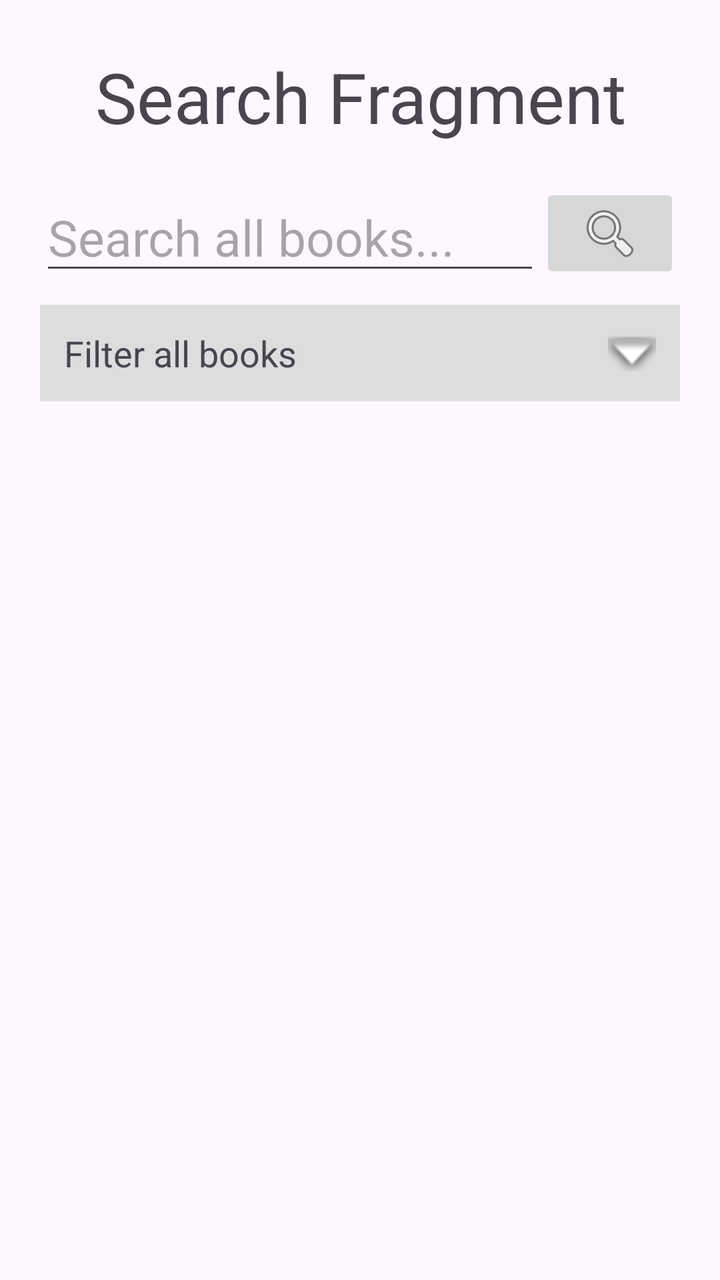
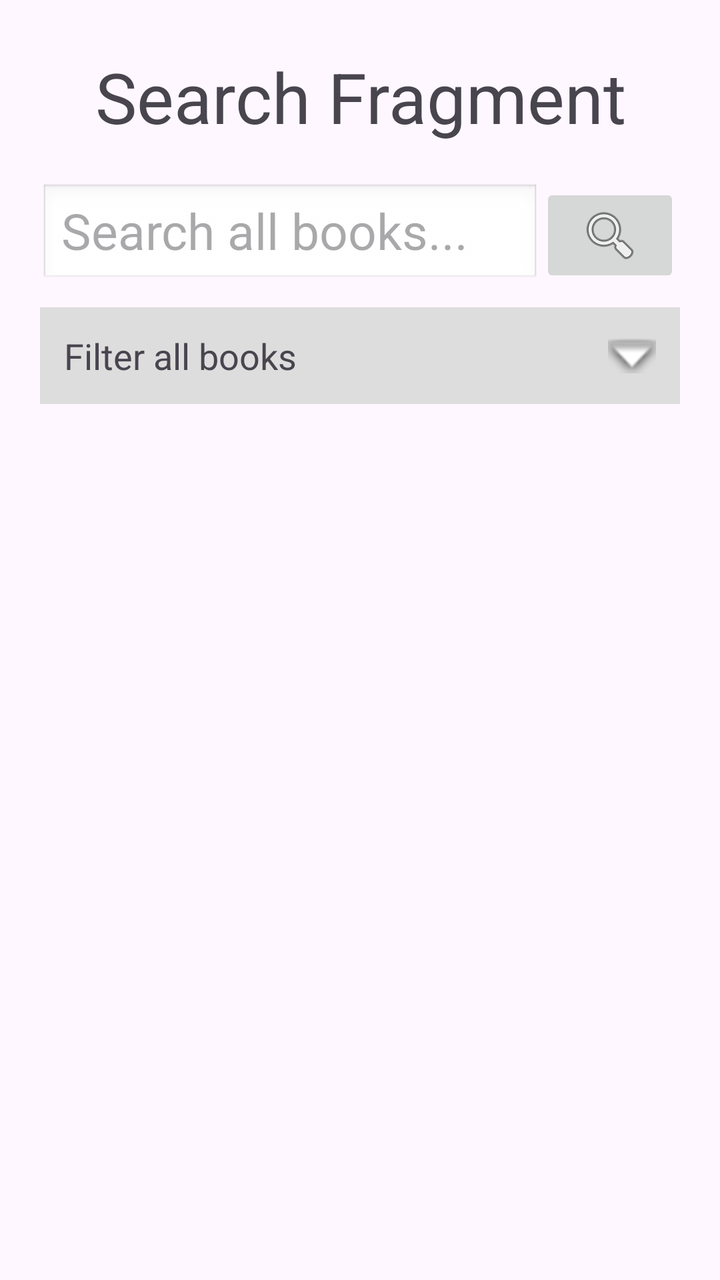

Two renders of the same Android screen: before a commit and after it. Below are the layout's source before the change and the commit's diff.
<!-- AndroidManifest.xml: application theme Theme.LibookApp -->
<!-- res/layout/fragment_search.xml -->
<?xml version="1.0" encoding="utf-8"?>
<LinearLayout xmlns:android="http://schemas.android.com/apk/res/android"
    xmlns:tools="http://schemas.android.com/tools"
    android:layout_width="match_parent"
    android:layout_height="match_parent"
    android:orientation="vertical"
    tools:context=".screens.SearchFragment">

    <TextView
        android:layout_width="match_parent"
        android:layout_height="wrap_content"
        android:text="Search Fragment"
        android:textSize="35dp"
        android:layout_marginTop="25dp"
        android:textAlignment="center"/>

    
    <LinearLayout
        android:layout_width="match_parent"
        android:layout_height="wrap_content"
        android:orientation="horizontal"
        android:layout_marginHorizontal="20dp"
        android:layout_marginTop="20dp">

        <EditText
            android:id="@+id/eTSearch"
            android:layout_width="0dp"
            android:layout_height="wrap_content"
            android:layout_weight="0.75"
            android:textSize="25sp"
            android:hint="Search all books..."/>

        <ImageButton
            android:id="@+id/btnSearch"
            android:layout_width="70dp"
            android:layout_height="50dp"
            android:src="@android:drawable/ic_menu_search"/>

    </LinearLayout>

    
    <LinearLayout
        android:id="@+id/layoutFilterHeader"
        android:layout_width="match_parent"
        android:layout_height="wrap_content"
        android:orientation="horizontal"
        android:padding="12dp"
        android:layout_marginHorizontal="20dp"
        android:layout_marginTop="10dp"
        android:background="#DDDDDD">

        <TextView
            android:layout_width="0dp"
            android:layout_height="wrap_content"
            android:layout_weight="1"
            android:text="Filter all books"
            android:textSize="18sp"/>

        <ImageView
            android:id="@+id/iVArrow"
            android:layout_width="24dp"
            android:layout_height="24dp"
            android:src="@android:drawable/arrow_down_float"/>
    </LinearLayout>

    <ScrollView
        android:id="@+id/scrollFilters"
        android:layout_width="match_parent"
        android:layout_height="0dp"
        android:layout_weight="1"
        android:visibility="gone"
        android:layout_marginHorizontal="20dp">

        
        <LinearLayout
            android:layout_width="match_parent"
            android:layout_height="wrap_content"
            android:orientation="vertical"
            android:padding="16dp"
            android:layout_marginHorizontal="20dp">

            
            <EditText
                android:id="@+id/eTTitle"
                android:hint="Title"
                android:layout_width="match_parent"
                android:layout_height="wrap_content"/>

            
            <EditText
                android:id="@+id/eTAuthor"
                android:hint="Author name"
                android:layout_width="match_parent"
                android:layout_height="wrap_content"
                android:layout_marginTop="8dp"/>

            
            <LinearLayout
                android:id="@+id/layoutIncludeSubjects"
                android:layout_width="match_parent"
                android:layout_height="wrap_content"
                android:orientation="vertical">

                <TextView
                    android:text="Include subjects"
                    android:layout_width="match_parent"
                    android:layout_height="wrap_content"
                    android:layout_marginTop="10dp"/>

                
                <RadioGroup
                    android:id="@+id/radioSubjectMode"
                    android:layout_width="match_parent"
                    android:layout_height="wrap_content"
                    android:orientation="horizontal"
                    android:layout_marginTop="10dp">

                    <RadioButton
                        android:id="@+id/radioSubjAll"
                        android:layout_width="0dp"
                        android:layout_height="wrap_content"
                        android:layout_weight="1"
                        android:text="Include all"
                        android:checked="true"/>

                    <RadioButton
                        android:id="@+id/radioSubjAny"
                        android:layout_width="0dp"
                        android:layout_height="wrap_content"
                        android:layout_weight="1"
                        android:text="Include any"/>
                </RadioGroup>

                
                <CheckBox
                    android:id="@+id/cbFantasy"
                    android:layout_width="match_parent"
                    android:layout_height="wrap_content"
                    android:text="Fantasy"
                    android:tag="fantasy"/>

                <CheckBox
                    android:id="@+id/cbRomance"
                    android:layout_width="match_parent"
                    android:layout_height="wrap_content"
                    android:text="Romance"
                    android:tag="romance"/>

                <CheckBox
                    android:id="@+id/cbScience"
                    android:layout_width="match_parent"
                    android:layout_height="wrap_content"
                    android:text="Science"
                    android:tag="science"/>

                <CheckBox
                    android:id="@+id/cbHistory"
                    android:layout_width="match_parent"
                    android:layout_height="wrap_content"
                    android:text="History"
                    android:tag="history"/>

            </LinearLayout>


            
            <LinearLayout
                android:id="@+id/layoutExcludeSubjects"
                android:layout_width="match_parent"
                android:layout_height="wrap_content"
                android:orientation="vertical">

                <TextView
                    android:text="Exclude subjects"
                    android:layout_width="match_parent"
                    android:layout_height="wrap_content"
                    android:layout_marginTop="10dp"/>

                
                <CheckBox
                    android:id="@+id/cbExFantasy"
                    android:layout_width="match_parent"
                    android:layout_height="wrap_content"
                    android:text="Fantasy"
                    android:tag="fantasy"/>

                <CheckBox
                    android:id="@+id/cbExRomance"
                    android:layout_width="match_parent"
                    android:layout_height="wrap_content"
                    android:text="Romance"
                    android:tag="romance"/>
            </LinearLayout>


            
            <LinearLayout
                android:id="@+id/layoutLanguages"
                android:layout_width="match_parent"
                android:layout_height="wrap_content"
                android:orientation="vertical">

                <TextView
                    android:layout_width="match_parent"
                    android:layout_height="wrap_content"
                    android:text="Languages"
                    android:layout_marginTop="10dp"/>

                
                <RadioGroup
                    android:id="@+id/radioLangMode"
                    android:layout_width="match_parent"
                    android:layout_height="wrap_content"
                    android:orientation="horizontal">

                    <RadioButton
                        android:id="@+id/radioLangAll"
                        android:layout_width="0dp"
                        android:layout_weight="1"
                        android:layout_height="wrap_content"
                        android:text="All"
                        android:checked="true"/>

                    <RadioButton
                        android:id="@+id/radioLangAny"
                        android:layout_width="0dp"
                        android:layout_height="wrap_content"
                        android:layout_weight="1"
                        android:text="Any"/>
                </RadioGroup>

                
                <CheckBox
                    android:id="@+id/cbEnglish"
                    android:layout_width="match_parent"
                    android:layout_height="wrap_content"
                    android:text="English"
                    android:tag="eng"/>

                <CheckBox
                    android:id="@+id/cbHebrew"
                    android:layout_width="match_parent"
                    android:layout_height="wrap_content"
                    android:text="Hebrew"
                    android:tag="heb"/>
            </LinearLayout>

            
            <Button
                android:id="@+id/btnAdvancedSearch"
                android:layout_width="match_parent"
                android:layout_height="wrap_content"
                android:text="Search"
                android:layout_marginTop="12dp"/>

            
            <View
                android:layout_width="match_parent"
                android:layout_height="1dp"
                android:background="#CCCCCC"
                android:layout_marginVertical="15dp"/>

            
            <TextView
                android:layout_width="match_parent"
                android:layout_height="wrap_content"
                android:text="Search by ISBN"
                android:textStyle="bold"/>

            
            <EditText
                android:id="@+id/eTISBN"
                android:layout_width="match_parent"
                android:layout_height="wrap_content"
                android:hint="Enter ISBN"
                android:layout_marginTop="5dp"/>

            
            <Button
                android:id="@+id/btnSearchISBN"
                android:layout_width="match_parent"
                android:layout_height="wrap_content"
                android:text="Search by ISBN"
                android:layout_marginTop="10dp"/>

        </LinearLayout>
    </ScrollView>

    
    <ListView
        android:id="@+id/lVBooks"
        android:layout_margin="20dp"
        android:layout_width="match_parent"
        android:layout_height="0dp"
        android:layout_weight="3"/>
</LinearLayout>
<!-- resources referenced by this layout -->
<resources>
  <style name="Theme.LibookApp" parent="Base.Theme.LibookApp" />
  <style name="Base.Theme.LibookApp" parent="Theme.Material3.DayNight.NoActionBar">
          
          
      </style>
</resources>

<!-- the commit's change to res/layout/fragment_search.xml (unified diff, before → after) -->
@@ -28,12 +28,13 @@
             android:layout_height="wrap_content"
             android:layout_weight="0.75"
             android:textSize="25sp"
-            android:hint="Search all books..."/>
+            android:hint="Search all books..."
+            android:background="@android:drawable/edit_text" />
 
         <ImageButton
             android:id="@+id/btnSearch"
             android:layout_width="70dp"
-            android:layout_height="50dp"
+            android:layout_height="wrap_content"
             android:src="@android:drawable/ic_menu_search"/>
 
     </LinearLayout>
